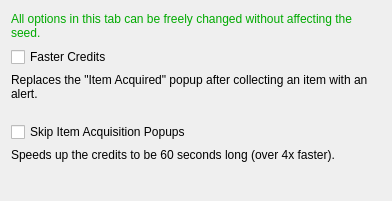
Old version of the form randovania/gui/cosmetic_window.ui in the repository randovania/randovania.
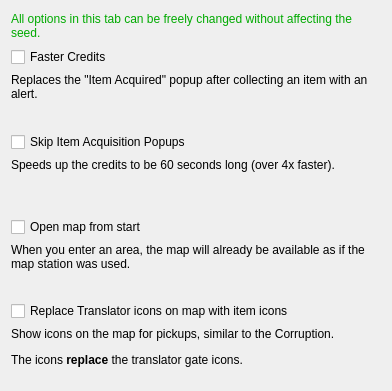
New version of the form.

Commit message: Add options for open map and pickup markers

```diff
--- a/randovania/gui/cosmetic_window.ui
+++ b/randovania/gui/cosmetic_window.ui
@@ -7,7 +7,7 @@
     <x>0</x>
     <y>0</y>
     <width>392</width>
-    <height>201</height>
+    <height>391</height>
    </rect>
   </property>
   <property name="windowTitle">
@@ -107,6 +107,58 @@
       </property>
      </widget>
     </item>
+    <item>
+     <widget class="QCheckBox" name="open_map_check">
+      <property name="text">
+       <string>Open map from start</string>
+      </property>
+     </widget>
+    </item>
+    <item>
+     <widget class="QLabel" name="open_map_label">
+      <property name="sizePolicy">
+       <sizepolicy hsizetype="Preferred" vsizetype="Minimum">
+        <horstretch>0</horstretch>
+        <verstretch>0</verstretch>
+       </sizepolicy>
+      </property>
+      <property name="text">
+       <string>When you enter an area, the map will already be available as if the map station was used.</string>
+      </property>
+      <property name="alignment">
+       <set>Qt::AlignLeading|Qt::AlignLeft|Qt::AlignTop</set>
+      </property>
+      <property name="wordWrap">
+       <bool>true</bool>
+      </property>
+     </widget>
+    </item>
+    <item>
+     <widget class="QCheckBox" name="pickup_markers_check">
+      <property name="text">
+       <string>Replace Translator icons on map with item icons</string>
+      </property>
+     </widget>
+    </item>
+    <item>
+     <widget class="QLabel" name="pickup_markers_label">
+      <property name="sizePolicy">
+       <sizepolicy hsizetype="Preferred" vsizetype="Minimum">
+        <horstretch>0</horstretch>
+        <verstretch>0</verstretch>
+       </sizepolicy>
+      </property>
+      <property name="text">
+       <string>&lt;html&gt;&lt;head/&gt;&lt;body&gt;&lt;p&gt;Show icons on the map for pickups, similar to the Corruption.&lt;/p&gt;&lt;p&gt;The icons &lt;span style=&quot; font-weight:600;&quot;&gt;replace&lt;/span&gt; the translator gate icons.&lt;/p&gt;&lt;/body&gt;&lt;/html&gt;</string>
+      </property>
+      <property name="alignment">
+       <set>Qt::AlignLeading|Qt::AlignLeft|Qt::AlignTop</set>
+      </property>
+      <property name="wordWrap">
+       <bool>true</bool>
+      </property>
+     </widget>
+    </item>
    </layout>
   </widget>
   <widget class="QMenuBar" name="menuBar">
```
The commit also changes 5 other files.
